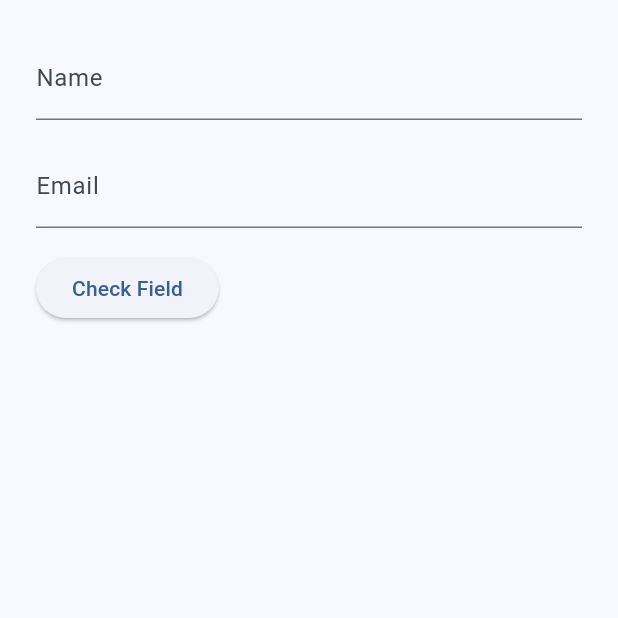
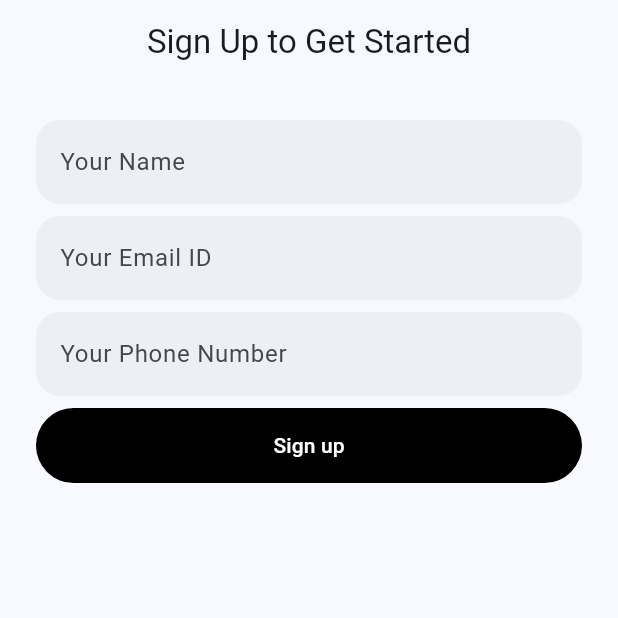
Before and after one commit to TheFlutterSensei/UI-Engineering, a Flutter app: the screen it shows after launch, on a phone screen of 412 x 824 dp, the top half of it. Run offline on Flutter 3.47's test engine with Material 3 defaults, Android fonts, the phone set to English and light mode, and no system bars.

Commit message:
Completed 02.24

```diff
--- /dev/null
+++ b/lib/constants/form_field_design.dart
@@ -0,0 +1,12 @@
+import 'package:flutter/material.dart';
+
+class FormFieldDesign {
+  static const InputDecoration textFieldDesign = InputDecoration(
+    filled: true,
+    fillColor: Color.fromARGB(10, 0, 0, 0),
+    border: OutlineInputBorder(
+      borderRadius: BorderRadius.all(Radius.circular(16)),
+      borderSide: BorderSide.none,
+    ),
+  );
+}
--- a/lib/screens/home_screen.dart
+++ b/lib/screens/home_screen.dart
@@ -1,4 +1,5 @@
 import 'package:flutter/material.dart';
+import 'package:ui_engineering/constants/form_field_design.dart';
 import 'package:ui_engineering/constants/spacing.dart';
 import 'package:ui_engineering/validators/validators.dart';
 
@@ -15,30 +16,57 @@ class _HomeScreenState extends State<HomeScreen> {
   @override
   Widget build(BuildContext context) {
     return Scaffold(
+      appBar: AppBar(
+        title: const Text('Sign Up to Get Started'),
+        centerTitle: true,
+      ),
       body: Padding(
         padding: const EdgeInsets.all(Spacing.lg),
         child: Form(
           key: _formKey,
           autovalidateMode: AutovalidateMode.onUnfocus,
           child: Column(
-            crossAxisAlignment: CrossAxisAlignment.start,
+            crossAxisAlignment: CrossAxisAlignment.center,
             children: [
               TextFormField(
+                keyboardType: TextInputType.name,
+                decoration: FormFieldDesign.textFieldDesign.copyWith(
+                  labelText: 'Your Name',
+                ),
+                validator: (value) =>
+                    Validators.checkRequired(value, 'Your name'),
+              ),
+              SizedBox(height: Spacing.sm),
+              TextFormField(
                 keyboardType: TextInputType.emailAddress,
-                decoration: const InputDecoration(labelText: 'Name'),
-                validator: (value) => Validators.checkRequired(value, 'Name'),
-              ),
-              SizedBox(height: Spacing.md),
-              TextFormField(
-                decoration: const InputDecoration(labelText: 'Email'),
+                decoration: FormFieldDesign.textFieldDesign.copyWith(
+                  labelText: 'Your Email ID',
+                ),
                 validator: (value) => Validators.checkEmail(value),
               ),
-              SizedBox(height: Spacing.md),
-              ElevatedButton(
-                onPressed: () {
-                  _formKey.currentState!.validate();
-                },
-                child: const Text('Check Field'),
+              SizedBox(height: Spacing.sm),
+              TextFormField(
+                keyboardType: TextInputType.phone,
+                decoration: FormFieldDesign.textFieldDesign.copyWith(
+                  labelText: 'Your Phone Number',
+                ),
+                validator: (value) =>
+                    Validators.checkRequired(value, 'your Phone Number'),
+              ),
+              SizedBox(height: Spacing.sm),
+              SizedBox(
+                width: double.infinity,
+                height: 50,
+                child: TextButton(
+                  style: TextButton.styleFrom(
+                    backgroundColor: Colors.black,
+                    foregroundColor: Colors.white,
+                  ),
+                  onPressed: () {
+                    _formKey.currentState!.validate();
+                  },
+                  child: Text('Sign up'),
+                ),
               ),
             ],
           ),
```
